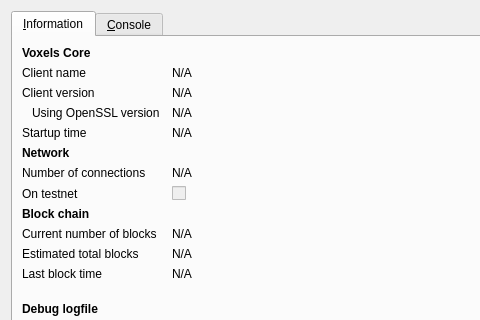
Before: the Qt Designer form src/qt/forms/rpcconsole.ui in zahidaliayub/RevolutionVR-Final-RVR, drawn with Qt 5; both pictures show x 0 to 480 and y 0 to 320 of the 740 by 450 pixel window.
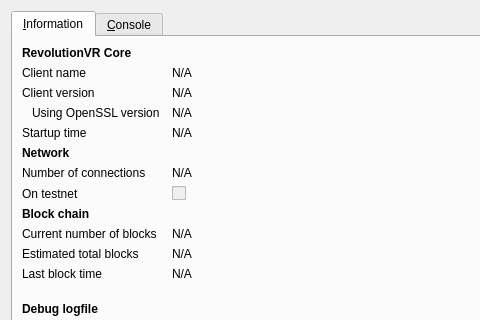
After: the same form once the commit is applied. Icons and pictures are not drawn.

What changed in the file:
```diff
--- a/src/qt/forms/rpcconsole.ui
+++ b/src/qt/forms/rpcconsole.ui
@@ -36,7 +36,7 @@
           </font>
          </property>
          <property name="text">
-          <string>Voxels Core</string>
+          <string>RevolutionVR Core</string>
          </property>
         </widget>
        </item>
```
Left out of the diff: 6 changed lines with no effect on the pictures.
